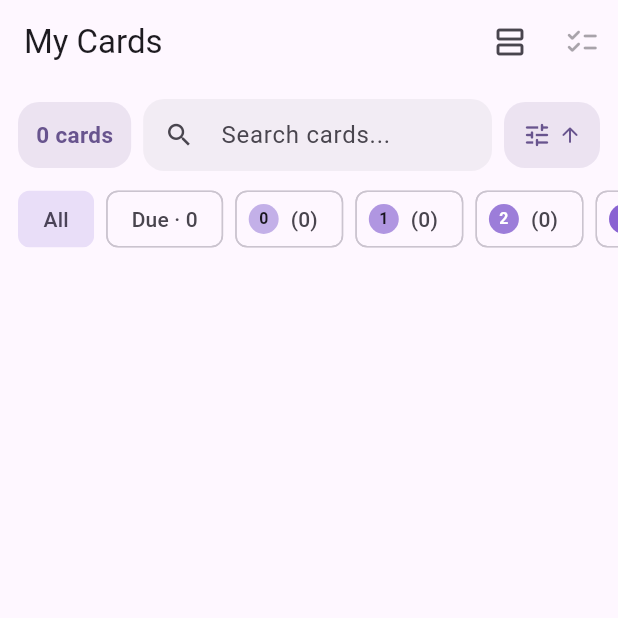
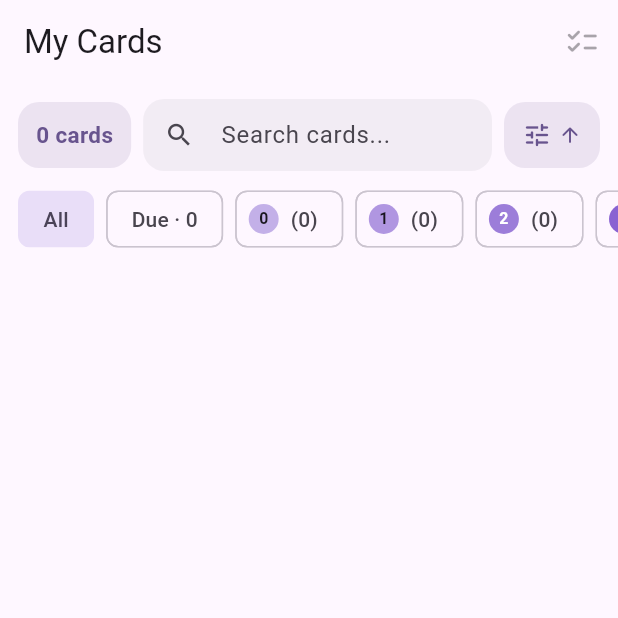
Before and after one commit to Lof-31/MyMemoryBox-App, a Flutter app: the screen it shows after launch, item 2 of the bottom bar chosen, on a phone screen of 412 x 824 dp, the top half of it. Run offline on Flutter 3.47's test engine with Material 3 defaults, Android fonts, the phone set to English and light mode, and no system bars; our stand-ins replace audioplayers, confetti, file_picker, shared_preferences.

Commit message:
front: delete useless button for cards display

```diff
--- a/lib/screens/card_list_screen.dart
+++ b/lib/screens/card_list_screen.dart
@@ -1,6 +1,5 @@
 import 'package:flutter/material.dart';
 import '../models/flashcard.dart';
-import '../services/storage_service.dart';
 import '../theme/app_theme.dart';
 import '../widgets/box_picker_dialog.dart';
 import '../widgets/flashcard_tile.dart';
@@ -39,25 +38,9 @@ class _CardListScreenState extends State<CardListScreen> {
   bool _isAscending = true;
   bool _isSelecting = false;
   final Set<String> _selectedIds = {};
-  bool _isListView = false;
 
   static const int _dueFilter = -1;
   int? _filter;
-
-  final StorageService _storageService = StorageService();
-
-  @override
-  void initState() {
-    super.initState();
-    _storageService.getCardsListView().then((isList) {
-      if (mounted) setState(() => _isListView = isList);
-    });
-  }
-
-  void _toggleViewMode() {
-    setState(() => _isListView = !_isListView);
-    _storageService.saveCardsListView(_isListView);
-  }
 
   void _startSelectionWith(String id) {
     setState(() {
@@ -150,13 +133,6 @@ class _CardListScreenState extends State<CardListScreen> {
       return AppBar(
         title: const Text('My Cards'),
         actions: [
-          IconButton(
-            icon: Icon(_isListView
-                ? Icons.grid_view_rounded
-                : Icons.view_agenda_outlined),
-            tooltip: _isListView ? 'Grid view' : 'List view',
-            onPressed: _toggleViewMode,
-          ),
           IconButton(
             icon: const Icon(Icons.checklist_rounded),
             tooltip: 'Select cards',
@@ -423,12 +399,11 @@ class _CardListScreenState extends State<CardListScreen> {
     );
   }
 
-  Widget _buildTile(Flashcard card, {bool compact = false}) {
+  Widget _buildTile(Flashcard card) {
     return FlashcardTile(
       card: card,
       onDelete: widget.onDelete,
       onEdit: widget.onEdit,
-      compact: compact,
       selectionMode: _isSelecting,
       isSelected: _selectedIds.contains(card.id),
       onSelectToggle: () => _toggleSelected(card.id),
@@ -583,24 +558,10 @@ class _CardListScreenState extends State<CardListScreen> {
                       style: TextStyle(color: context.colors.onSurfaceVariant),
                     ),
                   )
-                : _isListView
-                    ? ListView.separated(
+                : ListView.separated(
                     padding: const EdgeInsets.fromLTRB(12, 6, 12, 96),
                     itemCount: processedCards.length,
                     separatorBuilder: (_, _) => const SizedBox(height: 8),
-                        itemBuilder: (context, index) =>
-                            _buildTile(processedCards[index], compact: true),
-                      )
-                    : GridView.builder(
-                        padding: const EdgeInsets.fromLTRB(12, 6, 12, 96),
-                        gridDelegate:
-                            const SliverGridDelegateWithFixedCrossAxisCount(
-                          crossAxisCount: 3,
-                          crossAxisSpacing: 8,
-                          mainAxisSpacing: 8,
-                          childAspectRatio: 0.70,
-                        ),
-                        itemCount: processedCards.length,
                     itemBuilder: (context, index) =>
                         _buildTile(processedCards[index]),
                   ),
```
Also changed, not shown: lib/screens/box_detail_screen.dart (+3 -10 lines), lib/services/storage_service.dart (+0 -11 lines), lib/widgets/flashcard_tile.dart (+2 -59 lines), 1 other file. Lines whose indentation alone changed are shown as unchanged.
